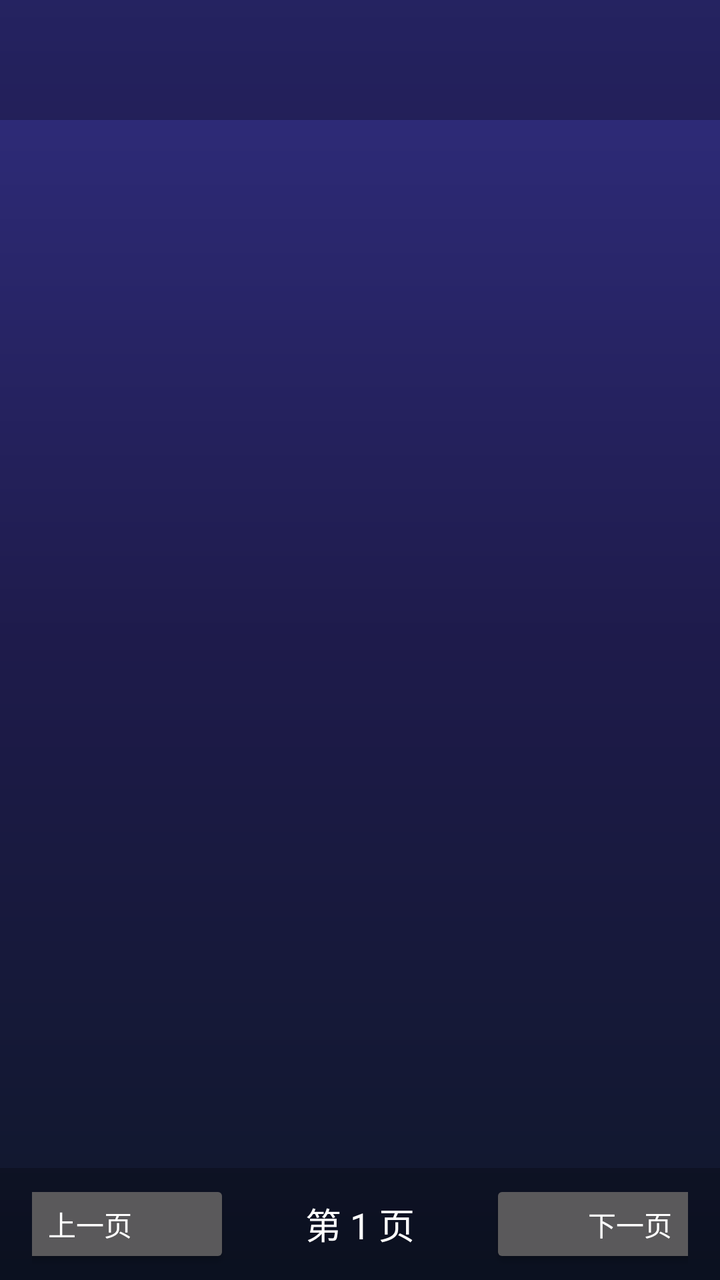
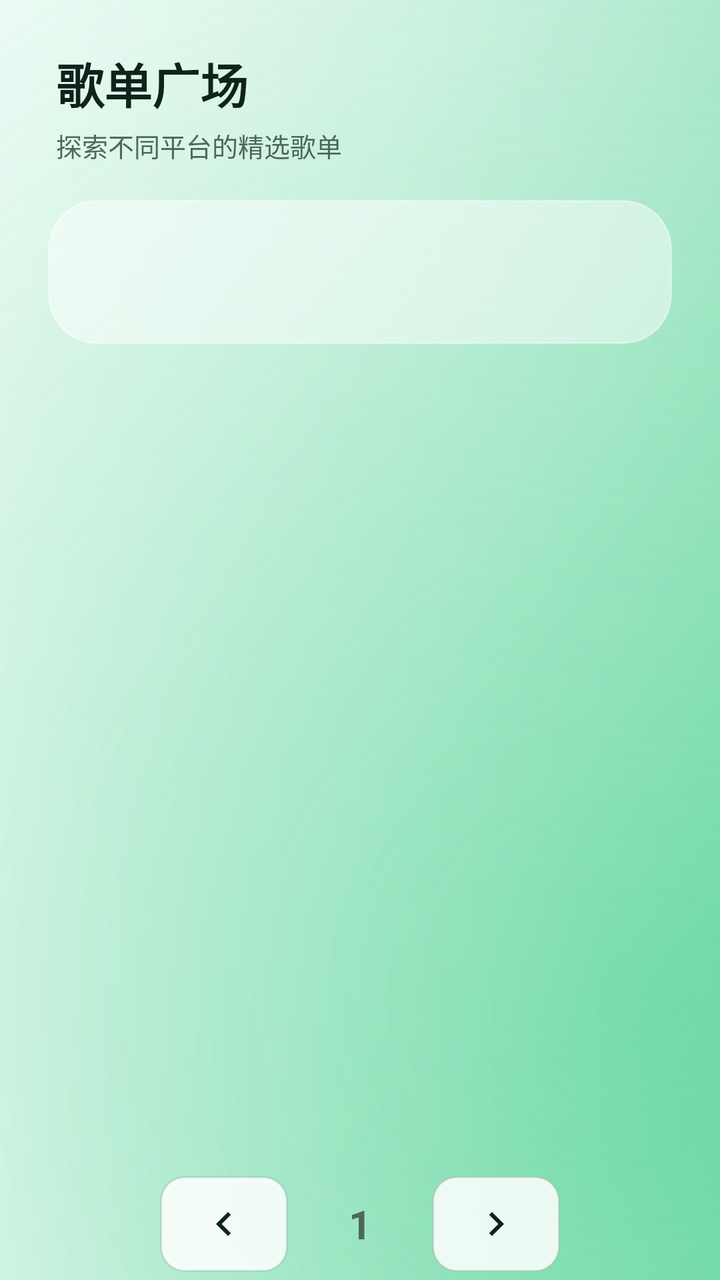

Compare the two renders of this Android layout. The source of the first and the diff that turns it into the second are given below.
<!-- AndroidManifest.xml: application theme AppTheme.NoActionBar -->
<!-- res/layout/fragment_song_square.xml -->
<?xml version="1.0" encoding="utf-8"?>
<androidx.constraintlayout.widget.ConstraintLayout xmlns:android="http://schemas.android.com/apk/res/android"
    xmlns:app="http://schemas.android.com/apk/res-auto"
    android:layout_width="match_parent"
    android:layout_height="match_parent"
    android:background="@drawable/bg_app_gradient">

    
    <androidx.recyclerview.widget.RecyclerView
        android:id="@+id/rvSourceList"
        android:layout_width="0dp"
        android:layout_height="60dp"
        android:paddingStart="16dp"
        android:paddingEnd="16dp"
        android:paddingTop="8dp"
        android:paddingBottom="8dp"
        android:background="#40000000"
        android:clipToPadding="false"
        app:layout_constraintStart_toStartOf="parent"
        app:layout_constraintEnd_toEndOf="parent"
        app:layout_constraintTop_toTopOf="parent" />

    
    <androidx.recyclerview.widget.RecyclerView
        android:id="@+id/rvPlaylists"
        android:layout_width="0dp"
        android:layout_height="0dp"
        android:padding="16dp"
        android:descendantFocusability="afterDescendants"
        android:nextFocusDown="@id/btnNextPage"
        app:layout_constraintStart_toStartOf="parent"
        app:layout_constraintEnd_toEndOf="parent"
        app:layout_constraintTop_toBottomOf="@+id/rvSourceList"
        app:layout_constraintBottom_toTopOf="@+id/pagerBar" />

    <LinearLayout
        android:id="@+id/pagerBar"
        android:layout_width="0dp"
        android:layout_height="56dp"
        android:orientation="horizontal"
        android:gravity="center"
        android:background="#40000000"
        android:paddingStart="16dp"
        android:paddingEnd="16dp"
        app:layout_constraintStart_toStartOf="parent"
        app:layout_constraintEnd_toEndOf="parent"
        app:layout_constraintBottom_toBottomOf="parent">

        <Button
            android:id="@+id/btnPrevPage"
            android:layout_width="140dp"
            android:layout_height="44dp"
            android:text="上一页"
            android:textAllCaps="false"
            android:textColor="#FFFFFF"
            android:focusable="true"
            android:nextFocusUp="@id/rvPlaylists"
            android:nextFocusRight="@id/btnNextPage"
            android:nextFocusDown="@id/tabSongSquare" />

        <TextView
            android:id="@+id/tvPageNumber"
            android:layout_width="130dp"
            android:layout_height="match_parent"
            android:gravity="center"
            android:text="第 1 页"
            android:textSize="18sp"
            android:textColor="#FFFFFF" />

        <Button
            android:id="@+id/btnNextPage"
            android:layout_width="140dp"
            android:layout_height="44dp"
            android:text="下一页"
            android:textAllCaps="false"
            android:textColor="#FFFFFF"
            android:focusable="true"
            android:nextFocusUp="@id/rvPlaylists"
            android:nextFocusLeft="@id/btnPrevPage"
            android:nextFocusDown="@id/tabSongSquare" />
    </LinearLayout>

    
    <ProgressBar
        android:id="@+id/loadingProgress"
        android:layout_width="wrap_content"
        android:layout_height="wrap_content"
        android:visibility="gone"
        app:layout_constraintStart_toStartOf="parent"
        app:layout_constraintEnd_toEndOf="parent"
        app:layout_constraintTop_toTopOf="parent"
        app:layout_constraintBottom_toBottomOf="parent" />

</androidx.constraintlayout.widget.ConstraintLayout>
<!-- resources referenced by this layout -->
<resources>
  <!-- drawable bg_app_gradient (drawable) -->
  <?xml version="1.0" encoding="utf-8"?>
  <shape xmlns:android="http://schemas.android.com/apk/res/android"
      android:shape="rectangle">
      <gradient
          android:angle="270"
          android:endColor="#0F172A"
          android:centerColor="#1E1B4B"
          android:startColor="#312E81"
          android:type="linear" />
  </shape>
  <style name="AppTheme.NoActionBar" parent="Theme.AppCompat.NoActionBar">
          <item name="windowActionBar">false</item>
          <item name="windowNoTitle">true</item>
          <item name="android:windowBackground">@null</item>
      </style>
</resources>

<!-- the commit's change to res/layout/fragment_song_square.xml (unified diff, before → after) -->
@@ -3,56 +3,102 @@
     xmlns:app="http://schemas.android.com/apk/res-auto"
     android:layout_width="match_parent"
     android:layout_height="match_parent"
-    android:background="@drawable/bg_app_gradient">
+    android:background="@drawable/bg_app_gradient"
+    android:nextFocusLeft="@id/tabSongSquare">
+
+    <LinearLayout
+        android:id="@+id/layoutSquareTitle"
+        android:layout_width="0dp"
+        android:layout_height="@dimen/lx_title_height"
+        android:orientation="vertical"
+        android:gravity="top"
+        android:paddingStart="@dimen/lx_title_gutter"
+        android:paddingEnd="@dimen/lx_title_gutter"
+        android:paddingTop="@dimen/lx_title_top"
+        android:background="@android:color/transparent"
+        app:layout_constraintStart_toStartOf="parent"
+        app:layout_constraintEnd_toEndOf="parent"
+        app:layout_constraintTop_toTopOf="parent">
+
+        <TextView
+            android:layout_width="wrap_content"
+            android:layout_height="wrap_content"
+            android:text="歌单广场"
+            android:textColor="@color/lx_text_primary"
+            android:textSize="24sp"
+            android:textStyle="bold" />
+
+        <TextView
+            android:layout_width="wrap_content"
+            android:layout_height="wrap_content"
+            android:layout_marginTop="4dp"
+            android:text="探索不同平台的精选歌单"
+            android:textColor="@color/lx_text_secondary"
+            android:textSize="13sp" />
+    </LinearLayout>
 
     
     <androidx.recyclerview.widget.RecyclerView
         android:id="@+id/rvSourceList"
         android:layout_width="0dp"
-        android:layout_height="60dp"
-        android:paddingStart="16dp"
-        android:paddingEnd="16dp"
-        android:paddingTop="8dp"
-        android:paddingBottom="8dp"
-        android:background="#40000000"
+        android:layout_height="@dimen/lx_secondary_nav_height"
+        android:layout_marginStart="@dimen/lx_nav_gutter"
+        android:layout_marginTop="12dp"
+        android:layout_marginEnd="@dimen/lx_nav_gutter"
+        android:paddingStart="@dimen/lx_nav_gutter"
+        android:paddingEnd="@dimen/lx_nav_gutter"
+        android:paddingTop="10dp"
+        android:paddingBottom="10dp"
+        android:background="@drawable/bg_floating_glass"
+        android:elevation="8dp"
+        android:outlineProvider="background"
+        android:clipToOutline="true"
         android:clipToPadding="false"
         app:layout_constraintStart_toStartOf="parent"
         app:layout_constraintEnd_toEndOf="parent"
-        app:layout_constraintTop_toTopOf="parent" />
+        android:nextFocusLeft="@id/tabSongSquare"
+        app:layout_constraintTop_toBottomOf="@id/layoutSquareTitle" />
 
     
     <androidx.recyclerview.widget.RecyclerView
         android:id="@+id/rvPlaylists"
         android:layout_width="0dp"
         android:layout_height="0dp"
-        android:padding="16dp"
+        android:paddingStart="@dimen/lx_nav_gutter"
+        android:paddingEnd="@dimen/lx_nav_gutter"
+        android:paddingTop="18dp"
+        android:paddingBottom="18dp"
         android:descendantFocusability="afterDescendants"
         android:nextFocusDown="@id/btnNextPage"
+        android:nextFocusLeft="@id/tabSongSquare"
         app:layout_constraintStart_toStartOf="parent"
         app:layout_constraintEnd_toEndOf="parent"
+        android:layout_marginTop="12dp"
         app:layout_constraintTop_toBottomOf="@+id/rvSourceList"
         app:layout_constraintBottom_toTopOf="@+id/pagerBar" />
 
     <LinearLayout
         android:id="@+id/pagerBar"
         android:layout_width="0dp"
-        android:layout_height="56dp"
+        android:layout_height="@dimen/lx_pager_height"
         android:orientation="horizontal"
         android:gravity="center"
-        android:background="#40000000"
-        android:paddingStart="16dp"
-        android:paddingEnd="16dp"
+        android:background="@android:color/transparent"
+        android:paddingStart="@dimen/lx_nav_gutter"
+        android:paddingEnd="@dimen/lx_nav_gutter"
         app:layout_constraintStart_toStartOf="parent"
         app:layout_constraintEnd_toEndOf="parent"
         app:layout_constraintBottom_toBottomOf="parent">
 
-        <Button
+        <ImageButton
             android:id="@+id/btnPrevPage"
-            android:layout_width="140dp"
-            android:layout_height="44dp"
-            android:text="上一页"
-            android:textAllCaps="false"
-            android:textColor="#FFFFFF"
+            android:layout_width="64dp"
+            android:layout_height="48dp"
+            android:src="@drawable/ic_chevron_left"
+            android:background="@drawable/bg_btn_secondary"
+            android:scaleType="centerInside"
+            android:padding="12dp"
+            app:tint="@color/lx_text_primary"
             android:focusable="true"
             android:nextFocusUp="@id/rvPlaylists"
             android:nextFocusRight="@id/btnNextPage"
@@ -60,20 +106,23 @@
 
         <TextView
             android:id="@+id/tvPageNumber"
-            android:layout_width="130dp"
+            android:layout_width="72dp"
             android:layout_height="match_parent"
             android:gravity="center"
-            android:text="第 1 页"
-            android:textSize="18sp"
-            android:textColor="#FFFFFF" />
+            android:text="1"
+            android:textSize="20sp"
+            android:textStyle="bold"
+            android:textColor="@color/lx_text_secondary" />
 
-        <Button
+        <ImageButton
             android:id="@+id/btnNextPage"
-            android:layout_width="140dp"
-            android:layout_height="44dp"
-            android:text="下一页"
-            android:textAllCaps="false"
-            android:textColor="#FFFFFF"
+            android:layout_width="64dp"
+            android:layout_height="48dp"
+            android:src="@drawable/ic_chevron_right"
+            android:background="@drawable/bg_btn_secondary"
+            android:scaleType="centerInside"
+            android:padding="12dp"
+            app:tint="@color/lx_text_primary"
             android:focusable="true"
             android:nextFocusUp="@id/rvPlaylists"
             android:nextFocusLeft="@id/btnPrevPage"
<!-- resource entries referenced after the edit -->
@@ -1,20 +1,139 @@
 <!-- resources referenced by this layout -->
 <resources>
+  <color name="lx_text_primary">#10231B</color>
+  <color name="lx_text_secondary">#4B685A</color>
+  <dimen name="lx_nav_gutter">24dp</dimen>
+  <dimen name="lx_pager_height">56dp</dimen>
+  <dimen name="lx_secondary_nav_height">72dp</dimen>
+  <dimen name="lx_title_gutter">28dp</dimen>
+  <dimen name="lx_title_height">88dp</dimen>
+  <dimen name="lx_title_top">24dp</dimen>
   <!-- drawable bg_app_gradient (drawable) -->
+  <?xml version="1.0" encoding="utf-8"?>
+  <layer-list xmlns:android="http://schemas.android.com/apk/res/android">
+      
+      <item>
+          <shape android:shape="rectangle">
+              <solid android:color="#F3FAF6" />
+          </shape>
+      </item>
+      <item>
+          <shape android:shape="rectangle">
+              <gradient
+                  android:angle="0"
+                  android:startColor="#FFFFFFFF"
+                  android:endColor="#9FE4C2" />
+          </shape>
+      </item>
+      <item>
+          <shape android:shape="rectangle">
+              <gradient
+                  android:type="radial"
+                  android:centerX="0.10"
+                  android:centerY="0.04"
+                  android:gradientRadius="620dp"
+                  android:startColor="#CCFFFFFF"
+                  android:endColor="#00FFFFFF" />
+          </shape>
+      </item>
+      <item>
+          <shape android:shape="rectangle">
+              <gradient
+                  android:type="radial"
+                  android:centerX="0.90"
+                  android:centerY="0.78"
+                  android:gradientRadius="760dp"
+                  android:startColor="#6620C878"
+                  android:endColor="#0020C878" />
+          </shape>
+      </item>
+  </layer-list>
+  <!-- drawable bg_btn_secondary (drawable) -->
+  <?xml version="1.0" encoding="utf-8"?>
+  <selector xmlns:android="http://schemas.android.com/apk/res/android">
+      <item android:state_pressed="true">
+          <shape android:shape="rectangle">
+              <solid android:color="@color/lx_bg_focus" />
+              <corners android:radius="12dp" />
+          </shape>
+      </item>
+      <item android:state_focused="true">
+          <shape android:shape="rectangle">
+              <solid android:color="@color/lx_bg_focus" />
+              <corners android:radius="12dp" />
+              <stroke android:width="2dp" android:color="@color/lx_focus_ring" />
+          </shape>
+      </item>
+      <item>
+          <shape android:shape="rectangle">
+              <solid android:color="@color/lx_bg_panel" />
+              <corners android:radius="12dp" />
+              <stroke android:width="1dp" android:color="@color/lx_border" />
+          </shape>
+      </item>
+  </selector>
+  <!-- drawable bg_floating_glass (drawable) -->
   <?xml version="1.0" encoding="utf-8"?>
   <shape xmlns:android="http://schemas.android.com/apk/res/android"
       android:shape="rectangle">
-      <gradient
-          android:angle="270"
-          android:endColor="#0F172A"
-          android:centerColor="#1E1B4B"
-          android:startColor="#312E81"
-          android:type="linear" />
+      
+      <solid android:color="#80FFFFFF" />
+      <corners android:radius="@dimen/lx_glass_radius" />
+      <stroke
+          android:width="1dp"
+          android:color="#66FFFFFF" />
   </shape>
-  <style name="AppTheme.NoActionBar" parent="Theme.AppCompat.NoActionBar">
+  <!-- drawable ic_chevron_left (drawable) -->
+  <?xml version="1.0" encoding="utf-8"?>
+  <vector xmlns:android="http://schemas.android.com/apk/res/android"
+      android:width="24dp"
+      android:height="24dp"
+      android:viewportWidth="24"
+      android:viewportHeight="24">
+      <path
+          android:fillColor="#FF000000"
+          android:pathData="M15.41,7.41L14,6l-6,6 6,6 1.41,-1.41L10.83,12z" />
+  </vector>
+  <!-- drawable ic_chevron_right (drawable) -->
+  <?xml version="1.0" encoding="utf-8"?>
+  <vector xmlns:android="http://schemas.android.com/apk/res/android"
+      android:width="24dp"
+      android:height="24dp"
+      android:viewportWidth="24"
+      android:viewportHeight="24">
+      <path
+          android:fillColor="#FF000000"
+          android:pathData="M10,6L8.59,7.41L13.17,12l-4.58,4.59L10,18l6,-6z"/>
+  </vector>
+  <style name="AppTheme.NoActionBar" parent="AppTheme">
           <item name="windowActionBar">false</item>
           <item name="windowNoTitle">true</item>
-          <item name="android:windowBackground">@null</item>
+          <item name="android:windowBackground">@color/lx_bg_canvas</item>
       </style>
+  <color name="lx_bg_focus">#DFF8ED</color>
+  <color name="lx_focus_ring">#00A965</color>
+  <color name="lx_bg_panel">#D9FFFFFF</color>
+  <color name="lx_border">#6694B2A2</color>
+  <dimen name="lx_glass_radius">24dp</dimen>
+  <style name="AppTheme" parent="Theme.AppCompat">
+          <item name="colorPrimary">@color/colorPrimary</item>
+          <item name="colorPrimaryDark">@color/colorPrimaryDark</item>
+          <item name="colorAccent">@color/colorAccent</item>
+          <item name="android:colorAccent">@color/lx_brand</item>
+          <item name="android:windowBackground">@color/lx_bg_canvas</item>
+          <item name="android:navigationBarColor">@color/lx_bg_canvas</item>
+          <item name="android:statusBarColor">@color/lx_bg_canvas</item>
+          <item name="android:windowLightNavigationBar">true</item>
+          <item name="android:windowLightStatusBar">true</item>
+          <item name="android:textColorPrimary">@color/lx_text_primary</item>
+          <item name="android:textColorSecondary">@color/lx_text_secondary</item>
+          <item name="android:windowActionModeOverlay">true</item>
+      </style>
+  <color name="lx_bg_canvas">#F3F8F5</color>
+  <color name="colorPrimary">@color/lx_brand</color>
+  <color name="colorPrimaryDark">@color/lx_brand_pressed</color>
+  <color name="colorAccent">@color/lx_brand</color>
+  <color name="lx_brand">#00C878</color>
+  <color name="lx_brand_pressed">#00A965</color>
 </resources>
 
